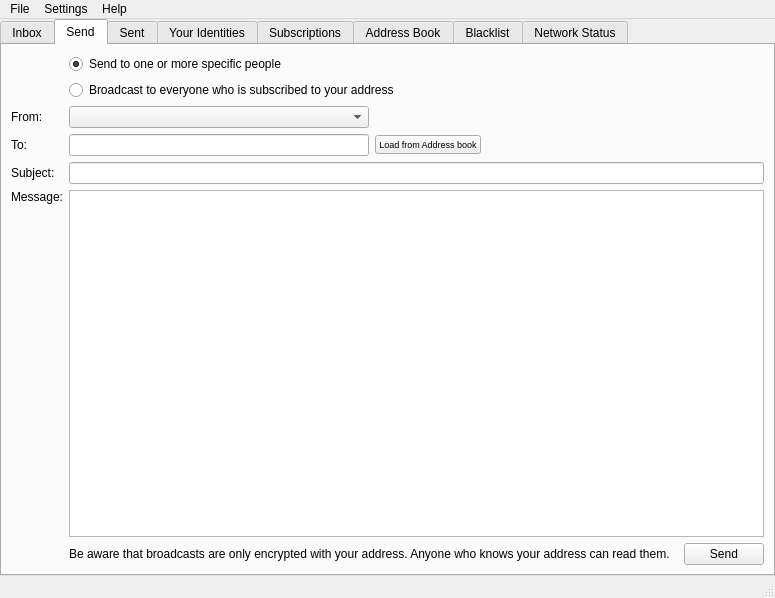
First picture: the form in src/bitmessageqt/bitmessageui.ui, repository Bitmessage/PyBitmessage, before the edit.
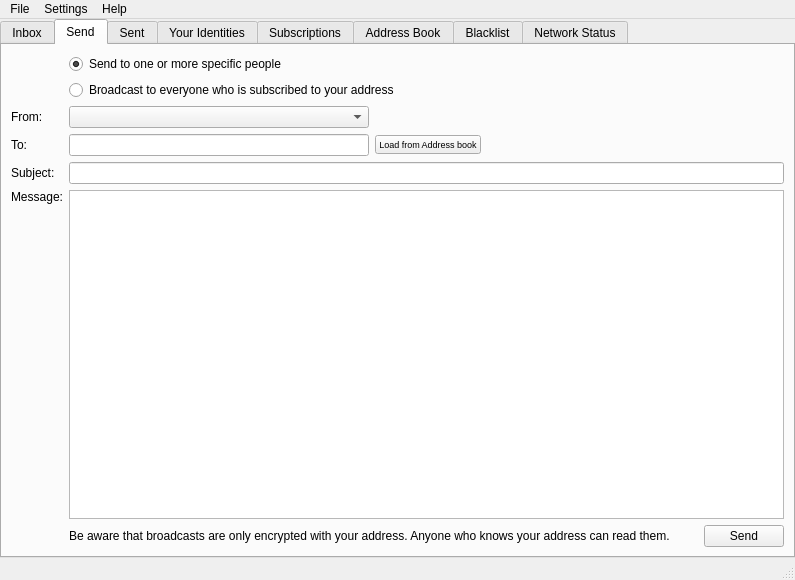
Second picture: the form after the edit. The open tabs and pages were chosen to show the change. Icons and pictures are not drawn.

Commit message: Adjusted size of main window back to the way it was

Diff of the .ui file:
```diff
--- a/src/bitmessageqt/bitmessageui.ui
+++ b/src/bitmessageqt/bitmessageui.ui
@@ -6,8 +6,8 @@
    <rect>
     <x>0</x>
     <y>0</y>
-    <width>775</width>
-    <height>598</height>
+    <width>795</width>
+    <height>580</height>
    </rect>
   </property>
   <property name="windowTitle">
@@ -257,7 +257,7 @@
            <string>&lt;!DOCTYPE HTML PUBLIC &quot;-//W3C//DTD HTML 4.0//EN&quot; &quot;http://www.w3.org/TR/REC-html40/strict.dtd&quot;&gt;
 &lt;html&gt;&lt;head&gt;&lt;meta name=&quot;qrichtext&quot; content=&quot;1&quot; /&gt;&lt;style type=&quot;text/css&quot;&gt;
 p, li { white-space: pre-wrap; }
-&lt;/style&gt;&lt;/head&gt;&lt;body style=&quot; font-family:'Ubuntu'; font-size:9pt; font-weight:400; font-style:normal;&quot;&gt;
+&lt;/style&gt;&lt;/head&gt;&lt;body style=&quot; font-family:'Droid Sans'; font-size:9pt; font-weight:400; font-style:normal;&quot;&gt;
 &lt;p style=&quot;-qt-paragraph-type:empty; margin-top:0px; margin-bottom:0px; margin-left:0px; margin-right:0px; -qt-block-indent:0; text-indent:0px; font-family:'MS Shell Dlg 2';&quot;&gt;&lt;br /&gt;&lt;/p&gt;&lt;/body&gt;&lt;/html&gt;</string>
           </property>
          </widget>
@@ -1010,8 +1010,8 @@
     <rect>
      <x>0</x>
      <y>0</y>
-     <width>775</width>
-     <height>21</height>
+     <width>795</width>
+     <height>27</height>
     </rect>
    </property>
    <widget class="QMenu" name="menuFile">
```
The commit also changes 1 other file.
